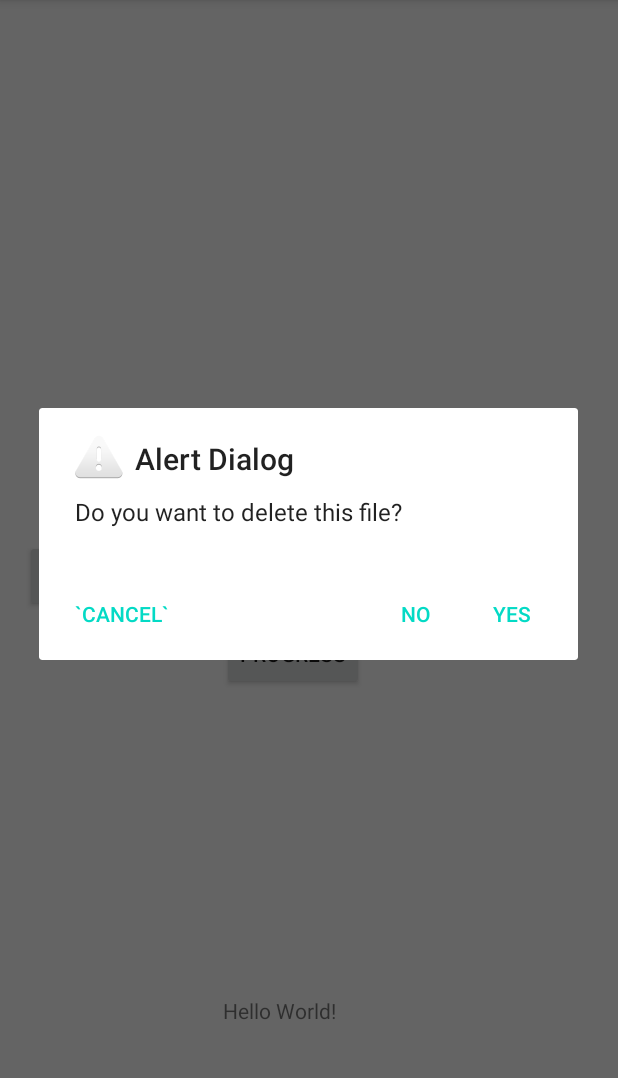
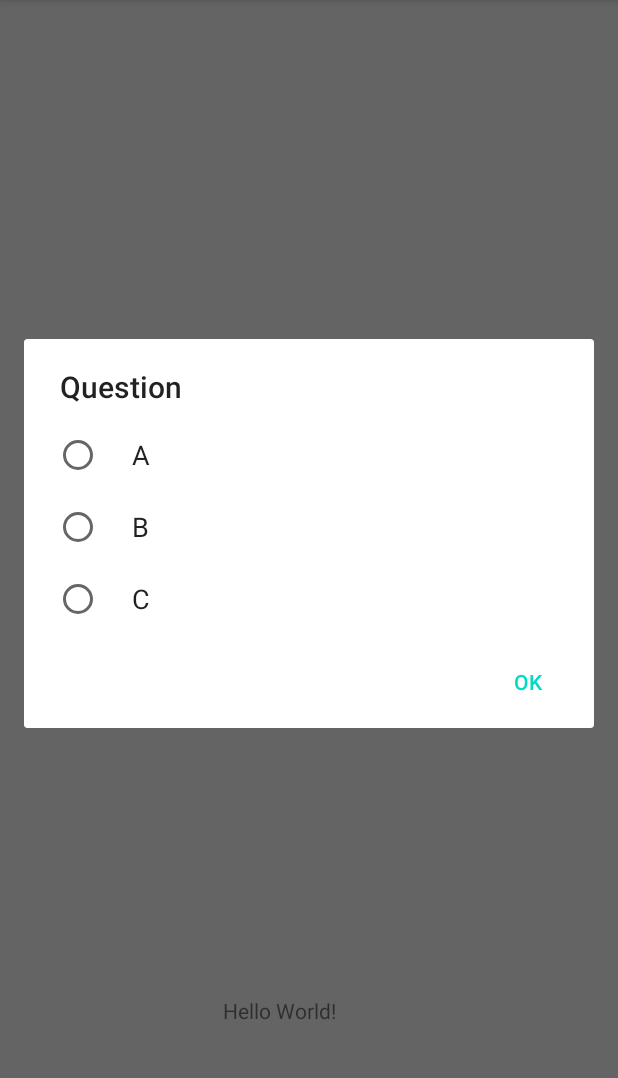
Before and after one commit to mhkh333/TestApAndriodTaSessions, an Android app: the screen it shows after launch (MainActivity), after a tap on "ALERTDIALOG", on a phone screen of 412 x 824 dp, the part 84-1162 px from its top. Run offline under Robolectric (Android 15) with nearby library versions, the phone set to English and light mode, and no system bars.

Commit message:
ProgressDialog() completed. Secondary

```diff
--- a/app/src/main/java/com/example/testnewaptasessions/MainActivity.java
+++ b/app/src/main/java/com/example/testnewaptasessions/MainActivity.java
@@ -27,45 +27,62 @@ public class MainActivity extends AppCompatActivity {
         progressDialog.setTitle("Progress Dialog");
         progressDialog.setMessage("Please wait");
         progressDialog.setCancelable(false);
-        long progress = 3000L;
-        new Handler().postDelayed(new Runnable() {
-            @Override
-            public void run() {
-                progressDialog.dismiss();
-            }
-        },progress);
-        progressDialog.setProgressStyle(progressDialog.STYLE_HORIZONTAL);
+        final long progress = 3000L;
+        long secondaryProgress = 1500L;
+//        new Handler().postDelayed(new Runnable() {
+//            @Override
+//            public void run() {
+//                progressDialog.dismiss();
+//            }
+//        },progress);
+        progressDialog.setProgressStyle(ProgressDialog.STYLE_HORIZONTAL);
        new Timer().scheduleAtFixedRate(new TimerTask() {
            @Override
            public void run() {
-                if(progressDialog.getProgress()<progressDialog.getMax()){
-                    progressDialog.incrementProgressBy(2);
+               if(progressDialog.getProgress() < progressDialog.getMax()){
+                   progressDialog.incrementProgressBy(12);
                }
               else {
                   progressDialog.dismiss();
                }
            }
        },0,progress);
+       new Timer().scheduleAtFixedRate(new TimerTask() {
+           @Override
+           public void run() {
+               if(progressDialog.getProgress() < progressDialog.getMax()){
+                   progressDialog.incrementSecondaryProgressBy(22);
+               }
+           }
+       },0,secondaryProgress);
         progressDialog.show();
     }
 
     public void showAlert(View view){
         AlertDialog.Builder alertDialog = new AlertDialog.Builder(this);
-        alertDialog.setTitle("Alert Dialog")
-                .setMessage("Do you want to delete this file?")
-                .setCancelable(false)
-                .setIcon(android.R.drawable.ic_dialog_alert)
-                .setPositiveButton("Yes", new DialogInterface.OnClickListener() {
+//        alertDialog.setTitle("Alert Dialog")
+//                .setMessage("Do you want to delete this file?")
+//                .setCancelable(false)
+//                .setIcon(android.R.drawable.ic_dialog_alert)
+//                .setPositiveButton("Yes", new DialogInterface.OnClickListener() {
+//                    @Override
+//                    public void onClick(DialogInterface dialog, int which) {
+//                        Toast.makeText(MainActivity.this,"files deleted",Toast.LENGTH_LONG).show();
+//                    }
+//                })
+//                .setNegativeButton("No",null)
+//                .setNeutralButton("`Cancel`",null)
+//                .show();
+        alertDialog.setCancelable(false)
+                .setTitle("Question")
+                .setSingleChoiceItems(new String[]{"A", "B", "C"}, -1, new DialogInterface.OnClickListener() {
                     @Override
                     public void onClick(DialogInterface dialog, int which) {
-                        Toast.makeText(MainActivity.this,"files deleted",Toast.LENGTH_LONG).show();
+                        Toast.makeText(MainActivity.this,"which"+which,Toast.LENGTH_SHORT).show();
                     }
                 })
-                .setNegativeButton("No",null)
-                .setNeutralButton("`Cancel`",null)
+                .setPositiveButton("OK",null)
                 .show();
-
-
 
     }
 }
```
Lines whose indentation alone changed are shown as unchanged.
